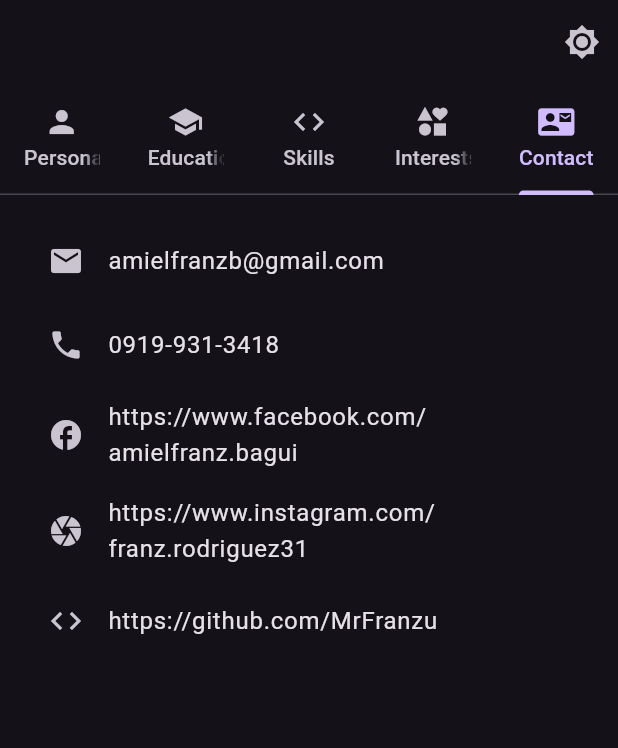
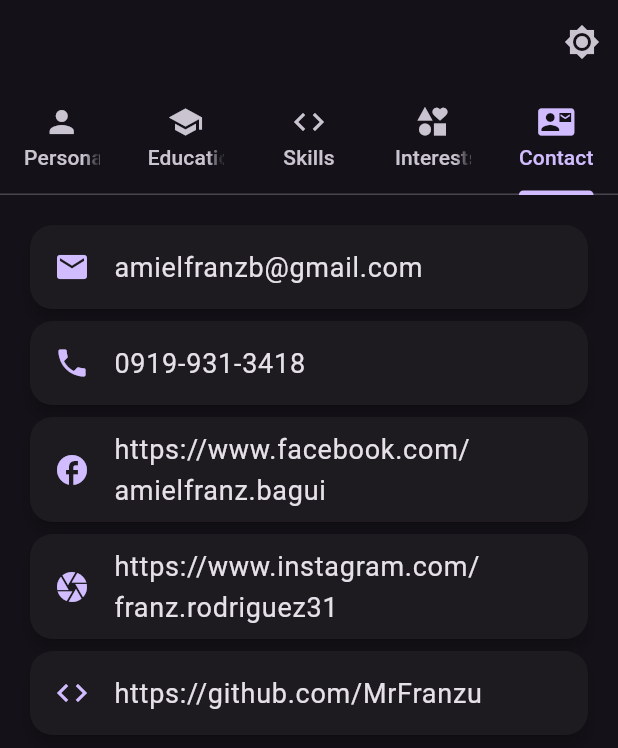
Before and after one commit to MrFranzu/flutter_app, a Flutter app: the screen it shows after launch, tab 5 chosen, on a phone screen of 412 x 824 dp. Shown: the top 748 px of the screen. Run offline on Flutter 3.47's test engine with Material 3 defaults, Android fonts, the phone set to English and light mode, and no system bars.

Commit message:
Update contact.dart

```diff
--- a/lib/contact.dart
+++ b/lib/contact.dart
@@ -5,48 +5,43 @@ class Contact extends StatelessWidget {
 
   @override
   Widget build(BuildContext context) {
-    return const Padding(
-      padding: EdgeInsets.all(16.0),
+    final theme = Theme.of(context);
+    final textColor = theme.textTheme.bodyLarge?.color;
+
+    return Padding(
+      padding: const EdgeInsets.all(16.0),
       child: Column(
         crossAxisAlignment: CrossAxisAlignment.start,
         children: [
-          ListTile(
-            leading: Icon(Icons.email),
-            title: Text(
-              'amielfranzb@gmail.com',
-              style: TextStyle(fontSize: 16),
-            ),
-          ),
-          ListTile(
-            leading: Icon(Icons.phone),
-            title: Text(
-              '0919-931-3418',
-              style: TextStyle(fontSize: 16),
-            ),
-          ),
-          ListTile(
-            leading: Icon(Icons.facebook), // Use Icons.facebook
-            title: Text(
-              'https://www.facebook.com/amielfranz.bagui',
-              style: TextStyle(fontSize: 16),
-            ),
-          ),
-          ListTile(
-            leading: Icon(Icons.camera), // Use Icons.camera for Instagram
-            title: Text(
-              'https://www.instagram.com/franz.rodriguez31',
-              style: TextStyle(fontSize: 16),
-            ),
-          ),
-          ListTile(
-            leading: Icon(Icons.code), // Use Icons.code for GitHub
-            title: Text(
-              'https://github.com/MrFranzu',
-              style: TextStyle(fontSize: 16),
-            ),
-          ),
+          _buildContactItem(context, Icons.email, 'amielfranzb@gmail.com'),
+          _buildContactItem(context, Icons.phone, '0919-931-3418'),
+          _buildContactItem(context, Icons.facebook, 'https://www.facebook.com/amielfranz.bagui'),
+          _buildContactItem(context, Icons.camera, 'https://www.instagram.com/franz.rodriguez31'),
+          _buildContactItem(context, Icons.code, 'https://github.com/MrFranzu'),
         ],
       ),
     );
   }
+
+  Widget _buildContactItem(BuildContext context, IconData icon, String contactInfo) {
+    final theme = Theme.of(context);
+    final textColor = theme.textTheme.bodyLarge?.color;
+
+    return Card(
+      elevation: 4,
+      shape: RoundedRectangleBorder(
+        borderRadius: BorderRadius.circular(15),
+      ),
+      child: ListTile(
+        leading: Icon(icon, color: theme.colorScheme.primary),
+        title: Text(
+          contactInfo,
+          style: TextStyle(
+            fontSize: 18,
+            color: textColor,
+          ),
+        ),
+      ),
+    );
+  }
 }
```
